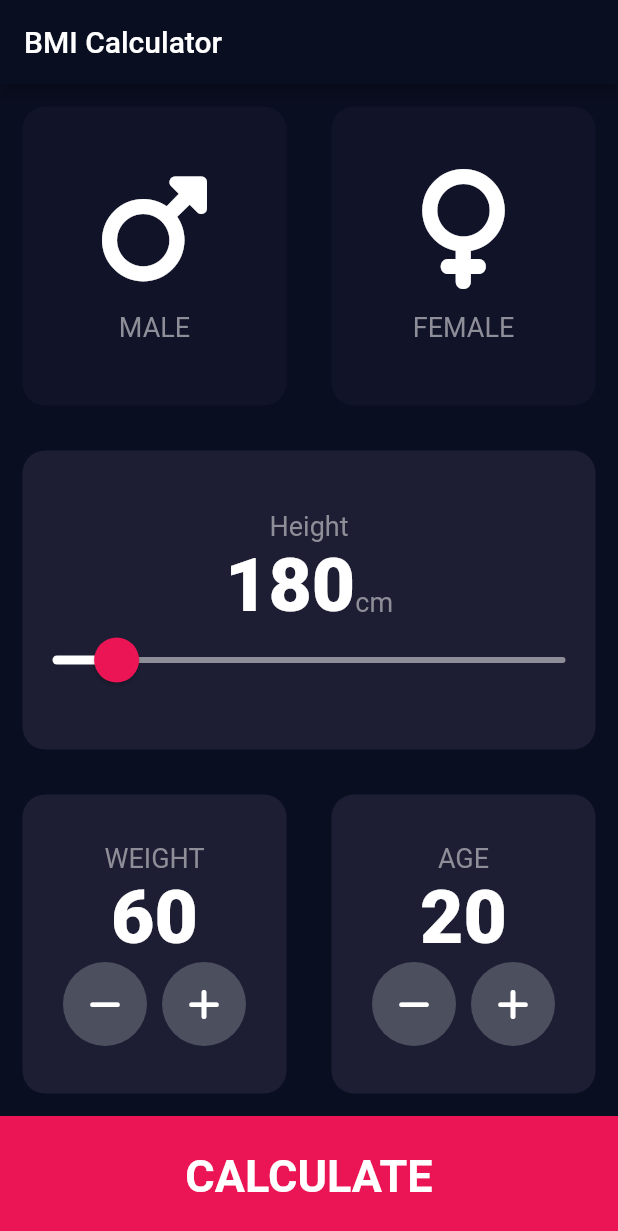
After one commit to joneyspark/flutter-project, a Flutter app: the screen it shows after launch, on a phone screen of 412 x 824 dp. The commit adds this screen. Shown: the top 1231 px of the screen. Run offline on Flutter 3.47's test engine with Material 2 defaults, Android fonts, the phone set to English and light mode, and no system bars; our stand-ins replace audioplayers, font_awesome_flutter, rflutter_alert.

Commit message:
BMI Calculator App

```diff
--- /dev/null
+++ b/lib/bmi-calculator/bmi_calculator_view.dart
@@ -0,0 +1,238 @@
+import 'package:flutter/material.dart';
+import 'package:font_awesome_flutter/font_awesome_flutter.dart';
+import 'package:helloworld/bmi-calculator/constants.dart';
+import 'package:helloworld/bmi-calculator/result_view.dart';
+import 'package:helloworld/bmi-calculator/widget/bottomButtonWidget.dart';
+import 'package:helloworld/bmi-calculator/widget/iconContent.dart';
+import 'package:helloworld/bmi-calculator/widget/reuseableCardWidget.dart';
+import 'package:helloworld/bmi-calculator/widget/roundIconButton.dart';
+
+enum Gender {
+  male,
+  female,
+}
+
+class BmiCalculatorView extends StatefulWidget {
+  const BmiCalculatorView({super.key});
+
+  @override
+  State<BmiCalculatorView> createState() => _BmiCalculatorViewState();
+}
+
+class _BmiCalculatorViewState extends State<BmiCalculatorView> {
+  Gender? selectedGender;
+  int sliderHeight = 180;
+  int sliderWeight = 60;
+  int age = 20;
+  @override
+  Widget build(BuildContext context) {
+    return Scaffold(
+      appBar: AppBar(
+        title: const Text("BMI Calculator"),
+      ),
+      body: Column(
+        crossAxisAlignment: CrossAxisAlignment.stretch,
+        children: [
+          Expanded(
+            child: Row(
+              children: [
+                Expanded(
+                  child: reuseableCardWidget(
+                    onPress: () {
+                      setState(() {
+                        selectedGender = Gender.male;
+                      });
+                    },
+                    colour: selectedGender == Gender.male
+                        ? activeCardColour
+                        : inactiveCardColour,
+                    cardChild: const IconContent(
+                      cardIcon: FontAwesomeIcons.mars,
+                      gender: "MALE",
+                    ),
+                  ),
+                ),
+                Expanded(
+                  child: reuseableCardWidget(
+                    onPress: () {
+                      setState(() {
+                        selectedGender = Gender.female;
+                      });
+                    },
+                    colour: selectedGender == Gender.female
+                        ? activeCardColour
+                        : inactiveCardColour,
+                    cardChild: const IconContent(
+                      cardIcon: FontAwesomeIcons.venus,
+                      gender: "FEMALE",
+                    ),
+                  ),
+                ),
+              ],
+            ),
+          ),
+          Expanded(
+            child: Row(
+              children: [
+                Expanded(
+                  child: reuseableCardWidget(
+                    colour: activeCardColour,
+                    cardChild: Column(
+                      mainAxisAlignment: MainAxisAlignment.center,
+                      children: [
+                        const Text(
+                          "Height",
+                          style: labelTextStyle,
+                        ),
+                        Row(
+                          mainAxisAlignment: MainAxisAlignment.center,
+                          crossAxisAlignment: CrossAxisAlignment.baseline,
+                          textBaseline: TextBaseline.alphabetic,
+                          children: [
+                            Text(
+                              sliderHeight.toString(),
+                              style: heavyFontStyle,
+                            ),
+                            const Text(
+                              "cm",
+                              style: labelTextStyle,
+                            ),
+                          ],
+                        ),
+                        SliderTheme(
+                          data: SliderTheme.of(context).copyWith(
+                            thumbShape: const RoundSliderThumbShape(
+                                enabledThumbRadius: 15.0),
+                            overlayShape: const RoundSliderOverlayShape(
+                              overlayRadius: 20.0,
+                            ),
+                            activeTrackColor: Colors.white,
+                            thumbColor: Color(0xFFEB1555),
+                            inactiveTrackColor: Color(0xFF8D8E98),
+                          ),
+                          child: Slider(
+                            value: sliderHeight.toDouble(),
+                            min: 120,
+                            max: 600,
+                            // activeColor: Color(0xFFEB1555),
+                            // inactiveColor: Color(0xFF8D8E98),
+                            onChanged: (double newValue) {
+                              setState(() {
+                                sliderHeight = newValue.round();
+                              });
+                            },
+                          ),
+                        )
+                      ],
+                    ),
+                  ),
+                ),
+              ],
+            ),
+          ),
+          Expanded(
+            child: Row(
+              children: [
+                Expanded(
+                  child: reuseableCardWidget(
+                    colour: activeCardColour,
+                    cardChild: Column(
+                      mainAxisAlignment: MainAxisAlignment.center,
+                      children: [
+                        Text(
+                          "WEIGHT",
+                          style: labelTextStyle,
+                        ),
+                        Text(
+                          sliderWeight.toString(),
+                          style: heavyFontStyle,
+                        ),
+                        Row(
+                          mainAxisAlignment: MainAxisAlignment.center,
+                          children: [
+                            RoundedIconButton(
+                              icon: FontAwesomeIcons.minus,
+                              onPress: () {
+                                setState(() {
+                                  sliderWeight--;
+                                });
+                              },
+                            ),
+                            SizedBox(
+                              width: 10.0,
+                            ),
+                            RoundedIconButton(
+                              icon: FontAwesomeIcons.plus,
+                              onPress: () {
+                                setState(() {
+                                  sliderWeight++;
+                                });
+                              },
+                            ),
+                          ],
+                        ),
+                      ],
+                    ),
+                  ),
+                ),
+                Expanded(
+                  child: reuseableCardWidget(
+                    colour: activeCardColour,
+                    cardChild: Column(
+                      mainAxisAlignment: MainAxisAlignment.center,
+                      children: [
+                        Text(
+                          "AGE",
+                          style: labelTextStyle,
+                        ),
+                        Text(
+                          age.toString(),
+                          style: heavyFontStyle,
+                        ),
+                        Row(
+                          mainAxisAlignment: MainAxisAlignment.center,
+                          children: [
+                            RoundedIconButton(
+                              icon: FontAwesomeIcons.minus,
+                              onPress: () {
+                                setState(() {
+                                  age--;
+                                });
+                              },
+                            ),
+                            SizedBox(
+                              width: 10.0,
+                            ),
+                            RoundedIconButton(
+                              icon: FontAwesomeIcons.plus,
+                              onPress: () {
+                                setState(() {
+                                  age++;
+                                });
+                              },
+                            ),
+                          ],
+                        ),
+                      ],
+                    ),
+                  ),
+                ),
+              ],
+            ),
+          ),
+          BottomButtonWidget(
+            buttonTitle: "CALCULATE",
+            onTap: () {
+              Navigator.push(
+                context,
+                MaterialPageRoute(
+                  builder: (context) => const BmiResultView(),
+                ),
+              );
+            },
+          )
+        ],
+      ),
+    );
+  }
+}
--- /dev/null
+++ b/lib/bmi-calculator/constants.dart
@@ -0,0 +1,35 @@
+import 'package:flutter/material.dart';
+
+const bottomContainerHeight = 80.0;
+const activeCardColour = Color(0xFF1D1E33);
+const inactiveCardColour = Color(0xFF111328);
+const bottomContainerColour = Color(0xFFEB1555);
+
+const labelTextStyle = TextStyle(
+  fontSize: 18.0,
+  color: Color(0xFF8D8E98),
+);
+
+const heavyFontStyle = TextStyle(
+  fontSize: 50.0,
+  fontWeight: FontWeight.w900,
+);
+
+const kTitleStyle = TextStyle(
+  fontSize: 60.0,
+  fontWeight: FontWeight.w800,
+);
+
+const kresultTextStyle = TextStyle(
+  color: Color(0xFF24DB76),
+  fontSize: 22.0,
+  fontWeight: FontWeight.bold,
+);
+const kbmiTextStyle = TextStyle(
+  fontSize: 100.0,
+  fontWeight: FontWeight.bold,
+);
+
+const kbmiBodyStyle = TextStyle(
+  fontSize: 22.0,
+);
--- /dev/null
+++ b/lib/bmi-calculator/result_view.dart
@@ -0,0 +1,64 @@
+import 'package:flutter/material.dart';
+import 'package:helloworld/bmi-calculator/bmi_calculator_view.dart';
+import 'package:helloworld/bmi-calculator/constants.dart';
+import 'package:helloworld/bmi-calculator/widget/bottomButtonWidget.dart';
+import 'package:helloworld/bmi-calculator/widget/reuseableCardWidget.dart';
+
+class BmiResultView extends StatelessWidget {
+  const BmiResultView({super.key});
+
+  @override
+  Widget build(BuildContext context) {
+    return Scaffold(
+      appBar: AppBar(
+        title: const Text("BMI Result"),
+      ),
+      body: Column(
+        crossAxisAlignment: CrossAxisAlignment.stretch,
+        children: [
+          const Expanded(
+            child: Padding(
+              padding: EdgeInsets.all(15.0),
+              child: Text(
+                "Your Result",
+                style: kTitleStyle,
+                textAlign: TextAlign.center,
+              ),
+            ),
+          ),
+          Expanded(
+            flex: 5,
+            child: reuseableCardWidget(
+              colour: activeCardColour,
+              cardChild: Column(
+                mainAxisAlignment: MainAxisAlignment.spaceEvenly,
+                crossAxisAlignment: CrossAxisAlignment.center,
+                children: const [
+                  Text(
+                    "Normal",
+                    style: kresultTextStyle,
+                  ),
+                  Text(
+                    "180",
+                    style: kbmiTextStyle,
+                  ),
+                  Text(
+                    "Your BMI Result is quite low. You should eat more.",
+                    style: kbmiBodyStyle,
+                    textAlign: TextAlign.center,
+                  ),
+                ],
+              ),
+            ),
+          ),
+          BottomButtonWidget(
+            buttonTitle: "RE-CALCULATE",
+            onTap: () {
+              Navigator.pop(context);
+            },
+          ),
+        ],
+      ),
+    );
+  }
+}
--- /dev/null
+++ b/lib/bmi-calculator/widget/bottomButtonWidget.dart
@@ -0,0 +1,33 @@
+import 'package:flutter/material.dart';
+import 'package:helloworld/bmi-calculator/constants.dart';
+
+class BottomButtonWidget extends StatelessWidget {
+  const BottomButtonWidget({
+    Key? key,
+    required this.buttonTitle,
+    this.onTap,
+  }) : super(key: key);
+
+  final String buttonTitle;
+  final onTap;
+
+  @override
+  Widget build(BuildContext context) {
+    return GestureDetector(
+      onTap: onTap,
+      child: Container(
+        alignment: Alignment.center,
+        child: Text(
+          buttonTitle,
+          style: TextStyle(
+            fontSize: 30.0,
+            fontWeight: FontWeight.w700,
+          ),
+        ),
+        color: bottomContainerColour,
+        width: double.infinity,
+        height: bottomContainerHeight,
+      ),
+    );
+  }
+}
--- /dev/null
+++ b/lib/bmi-calculator/widget/iconContent.dart
@@ -0,0 +1,30 @@
+import 'package:flutter/material.dart';
+import 'package:helloworld/bmi-calculator/constants.dart';
+
+class IconContent extends StatelessWidget {
+  const IconContent({
+    Key? key,
+    required this.cardIcon,
+    required this.gender,
+  }) : super(key: key);
+
+  final IconData cardIcon;
+  final String gender;
+
+  @override
+  Widget build(BuildContext context) {
+    return Column(
+      mainAxisAlignment: MainAxisAlignment.center,
+      children: [
+        Icon(
+          cardIcon,
+          size: 80.0,
+        ),
+        const SizedBox(
+          height: 15.0,
+        ),
+        Text(gender, style: labelTextStyle)
+      ],
+    );
+  }
+}
--- /dev/null
+++ b/lib/bmi-calculator/widget/reuseableCardWidget.dart
@@ -0,0 +1,28 @@
+import 'package:flutter/material.dart';
+
+class reuseableCardWidget extends StatelessWidget {
+  const reuseableCardWidget({
+    Key? key,
+    required this.colour,
+    required this.cardChild,
+    this.onPress,
+  }) : super(key: key);
+
+  final Color colour;
+  final Widget cardChild;
+  final onPress;
+  @override
+  Widget build(BuildContext context) {
+    return GestureDetector(
+      onTap: onPress,
+      child: Container(
+        child: cardChild,
+        margin: EdgeInsets.all(15.0),
+        decoration: BoxDecoration(
+          color: colour,
+          borderRadius: BorderRadius.circular(15.0),
+        ),
+      ),
+    );
+  }
+}
--- /dev/null
+++ b/lib/bmi-calculator/widget/roundIconButton.dart
@@ -0,0 +1,22 @@
+import 'package:flutter/material.dart';
+
+class RoundedIconButton extends StatelessWidget {
+  const RoundedIconButton(
+      {super.key, required this.icon, required this.onPress});
+  final IconData icon;
+  final onPress;
+  @override
+  Widget build(BuildContext context) {
+    return RawMaterialButton(
+      onPressed: onPress,
+      constraints: const BoxConstraints.tightFor(
+        width: 56.0,
+        height: 56.0,
+      ),
+      elevation: 0.0,
+      shape: const CircleBorder(),
+      fillColor: const Color(0xFF4C4F5E),
+      child: Icon(icon),
+    );
+  }
+}
--- a/lib/main.dart
+++ b/lib/main.dart
@@ -1,5 +1,5 @@
 import 'package:flutter/material.dart';
-import 'package:helloworld/destini/story_page.dart';
+import 'package:helloworld/bmi-calculator/bmi_calculator_view.dart';
 
 void main() => runApp(MyApp());
 
@@ -8,11 +8,22 @@ class MyApp extends StatelessWidget {
 
   @override
   Widget build(BuildContext context) {
-    return const MaterialApp(
-      title: 'My Fluuter app',
-      themeMode: ThemeMode.system,
+    return MaterialApp(
+      theme: ThemeData.dark().copyWith(
+        scaffoldBackgroundColor: Color(0xFF0A0E21),
+        // textTheme: const TextTheme(
+        //   bodyText2: TextStyle(
+        //     color: Colors.white,
+        //   ),
+        // ),
+        colorScheme: ColorScheme.fromSwatch().copyWith(
+          secondary: Colors.purple,
+          primary: Color(0xFF0A0E21),
+        ),
+      ),
+      // themeMode: ThemeMode.system,
       debugShowCheckedModeBanner: false,
-      home: StoryPage(),
+      home: const BmiCalculatorView(),
     );
   }
 }
```
